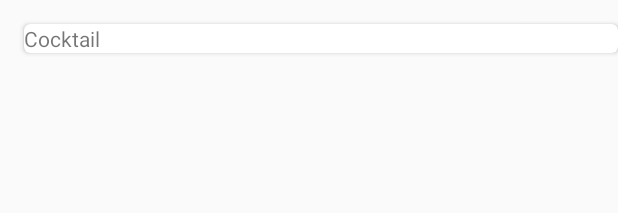
After one commit to miki31/Cocktail, an Android app: the layout list_item_cocktail.xml on its own in the app's theme, with its tools: preview values and no code run, on a phone screen of 412 x 824 dp. The commit adds this screen. Shown: the top 213 px of the screen. Run offline under Robolectric (Android 15) with nearby library versions, the phone set to English and light mode, and no system bars.

Commit message:
Recycler View. Use card (simple - not final)

```diff
--- /dev/null
+++ b/app/src/main/res/layout/list_item_cocktail.xml
@@ -0,0 +1,24 @@
+<?xml version="1.0" encoding="utf-8"?>
+<androidx.cardview.widget.CardView xmlns:android="http://schemas.android.com/apk/res/android"
+    xmlns:app="http://schemas.android.com/apk/res-auto"
+    android:orientation="vertical"
+    android:layout_width="match_parent"
+    android:layout_height="wrap_content"
+    android:layout_marginStart="16dp"
+    android:layout_marginTop="16dp"
+    android:layout_marginLeft="16dp"
+    app:cardCornerRadius="4dp">
+
+    <ImageView
+        android:id="@+id/img_item_cocktail"
+        android:layout_width="match_parent"
+        android:layout_height="wrap_content"/>
+
+    <TextView
+        android:id="@+id/tv_name_item_cocktail"
+        android:layout_width="match_parent"
+        android:layout_height="wrap_content"
+        android:layout_gravity="bottom"
+        android:text="Cocktail" />
+
+</androidx.cardview.widget.CardView>
```
Also changed, not shown: app/src/main/java/com/devlight/test/cocktail/fragments/ListViewFragment.java (+110 -10 lines), app/src/main/res/layout/content_main.xml (+22 -17 lines).
